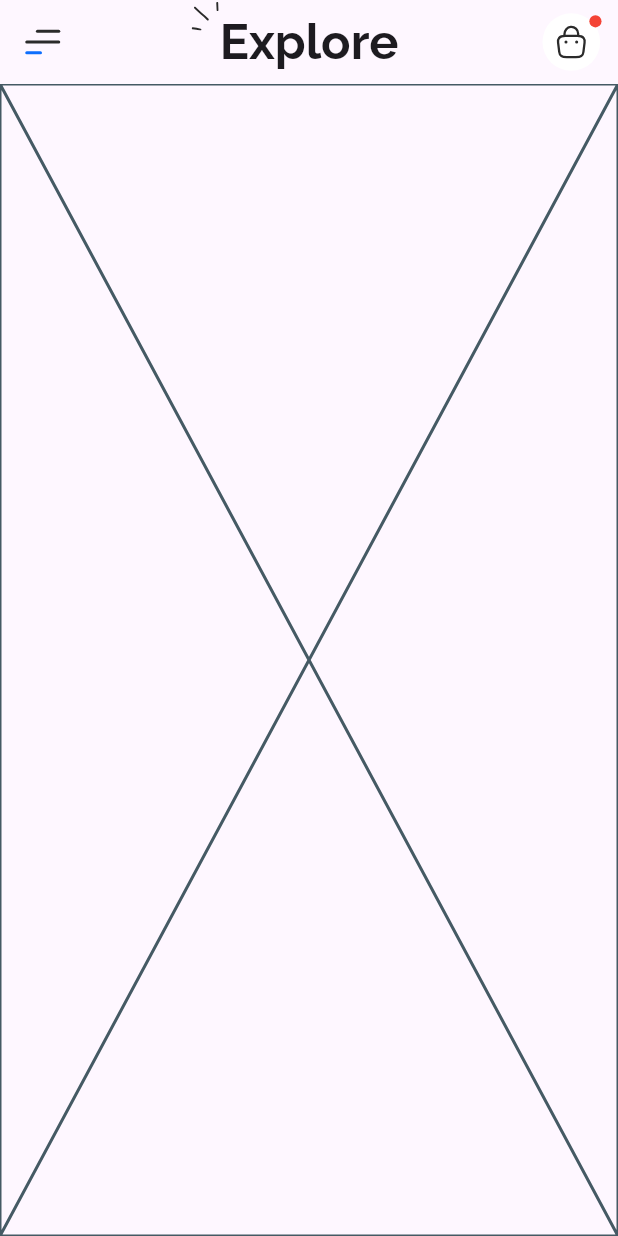
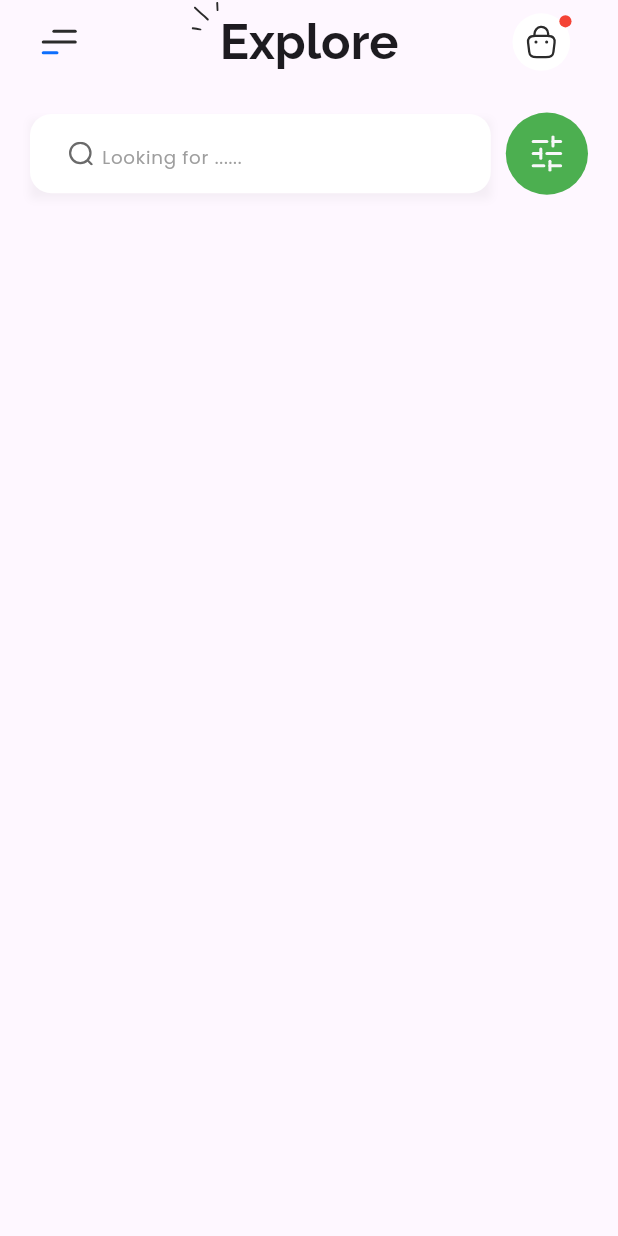
Before and after one commit to NadyAlwazah/flutter-task08-api-home-screen-beg, a Flutter app: the screen it shows after launch, on a phone screen of 412 x 824 dp. Run offline on Flutter 3.47's test engine with Material 3 defaults, Android fonts, the phone set to English and light mode, and no system bars; our stand-ins replace flutter_screenutil, flutter_svg, google_fonts.

Commit message:
feat(home): add HomeSearchBar and update HomeAppBar padding

```diff
--- a/lib/core/utils/assets.dart
+++ b/lib/core/utils/assets.dart
@@ -2,4 +2,6 @@ class AssetsData {
   static const iconMenuSvg = "assets/icons/menu.svg";
   static const iconHighlightSvg = "assets/icons/Highlight.svg";
   static const iconBagSvg = "assets/icons/bag.svg";
+  static const iconSearchSvg = "assets/icons/search.svg";
+  static const iconFilterSvg = "assets/icons/sliders.svg";
 }
--- a/lib/core/utils/styles.dart
+++ b/lib/core/utils/styles.dart
@@ -7,4 +7,8 @@ abstract class Styles {
     fontSize: 32.sp,
     fontWeight: FontWeight.bold,
   );
+  static TextStyle textStyle12Grey = GoogleFonts.poppins(
+    color: Colors.grey,
+    fontSize: 12.sp,
+  );
 }
--- a/lib/features/home/presentation/views/widgets/home_app_bar.dart
+++ b/lib/features/home/presentation/views/widgets/home_app_bar.dart
@@ -12,6 +12,7 @@ class HomeAppBar extends StatelessWidget implements PreferredSizeWidget {
   Widget build(BuildContext context) {
     return AppBar(
       leading: IconButton(
+        padding: EdgeInsets.only(left: 20.w),
         onPressed: () {},
         icon: SvgPicture.asset(
           AssetsData.iconMenuSvg,
@@ -32,7 +33,9 @@ class HomeAppBar extends StatelessWidget implements PreferredSizeWidget {
       ),
       centerTitle: true,
       actions: [
-        Stack(
+        Padding(
+          padding: const EdgeInsets.only(right: 20.0),
+          child: Stack(
             children: [
               Padding(
                 padding: EdgeInsets.all(8.w),
@@ -53,10 +56,11 @@ class HomeAppBar extends StatelessWidget implements PreferredSizeWidget {
               ),
             ],
           ),
+        ),
       ],
     );
   }
 
   @override
-  Size get preferredSize => Size.fromHeight(kToolbarHeight);
+  Size get preferredSize => const Size.fromHeight(kToolbarHeight);
 }
--- /dev/null
+++ b/lib/features/home/presentation/views/widgets/home_search_bar.dart
@@ -0,0 +1,81 @@
+import 'package:flutter/material.dart';
+import 'package:flutter_screenutil/flutter_screenutil.dart';
+import 'package:flutter_svg/svg.dart';
+import 'package:flutter_task08_api_home_screen_beg/core/utils/app_colors.dart';
+import 'package:flutter_task08_api_home_screen_beg/core/utils/assets.dart';
+import 'package:flutter_task08_api_home_screen_beg/core/utils/styles.dart';
+
+class HomeSearchBar extends StatelessWidget {
+  const HomeSearchBar({super.key});
+
+  @override
+  Widget build(BuildContext context) {
+    return Row(
+      children: [
+        Expanded(
+          child: Container(
+            height: 52.h,
+            decoration: BoxDecoration(
+              boxShadow: [
+                BoxShadow(
+                  color: const Color(0xFF000000).withValues(alpha: 0.04),
+                  offset: const Offset(0, 4),
+                  blurRadius: 4,
+                  spreadRadius: 0,
+                ),
+              ],
+            ),
+            child: TextFormField(
+              decoration: InputDecoration(
+                contentPadding: const EdgeInsets.symmetric(vertical: 16),
+                hintText: 'Looking for ......',
+                hintStyle: Styles.textStyle12Grey,
+                filled: true,
+                fillColor: AppColors.backgroundColorItem,
+                //! إزالة الحدود الافتراضية
+                border: OutlineInputBorder(
+                  borderRadius: BorderRadius.circular(14.r),
+                  borderSide: BorderSide.none,
+                ),
+
+                //! لتحديد مساحة مناسبة للأيقونة
+                prefixIconConstraints: BoxConstraints(
+                  minWidth: 40.w,
+                  minHeight: 40.h,
+                ),
+
+                prefixIcon: Padding(
+                  padding: const EdgeInsets.only(left: 26, right: 2),
+                  child: SvgPicture.asset(
+                    AssetsData.iconSearchSvg,
+                    width: 14.33.r,
+                    height: 14.33.r,
+                    colorFilter: const ColorFilter.mode(
+                      Color(0xFF6A6A6A),
+                      BlendMode.srcIn,
+                    ),
+                  ),
+                ),
+              ),
+            ),
+          ),
+        ),
+
+        const SizedBox(width: 10),
+
+        GestureDetector(
+          onTap: () {},
+          child: CircleAvatar(
+            radius: 27.r,
+            backgroundColor: Colors.green,
+            child: SvgPicture.asset(
+              AssetsData.iconFilterSvg,
+              width: 24.r,
+              height: 24.r,
+            ),
+          ),
+        ),
+      ],
+    );
+  }
+}
--- a/lib/features/home/presentation/views/widgets/home_view_body.dart
+++ b/lib/features/home/presentation/views/widgets/home_view_body.dart
@@ -1,10 +1,16 @@
 import 'package:flutter/material.dart';
+import 'package:flutter_task08_api_home_screen_beg/features/home/presentation/views/widgets/home_search_bar.dart';
 
 class HomeViewBody extends StatelessWidget {
   const HomeViewBody({super.key});
 
   @override
   Widget build(BuildContext context) {
-    return const Placeholder();
+    return const Padding(
+      padding: EdgeInsets.symmetric(vertical: 19.0, horizontal: 20),
+      child: CustomScrollView(
+        slivers: [SliverToBoxAdapter(child: HomeSearchBar())],
+      ),
+    );
   }
 }
```
Also changed, not shown: assets/icons/search.svg (added), assets/icons/sliders.svg (added). Lines whose indentation alone changed are shown as unchanged.
